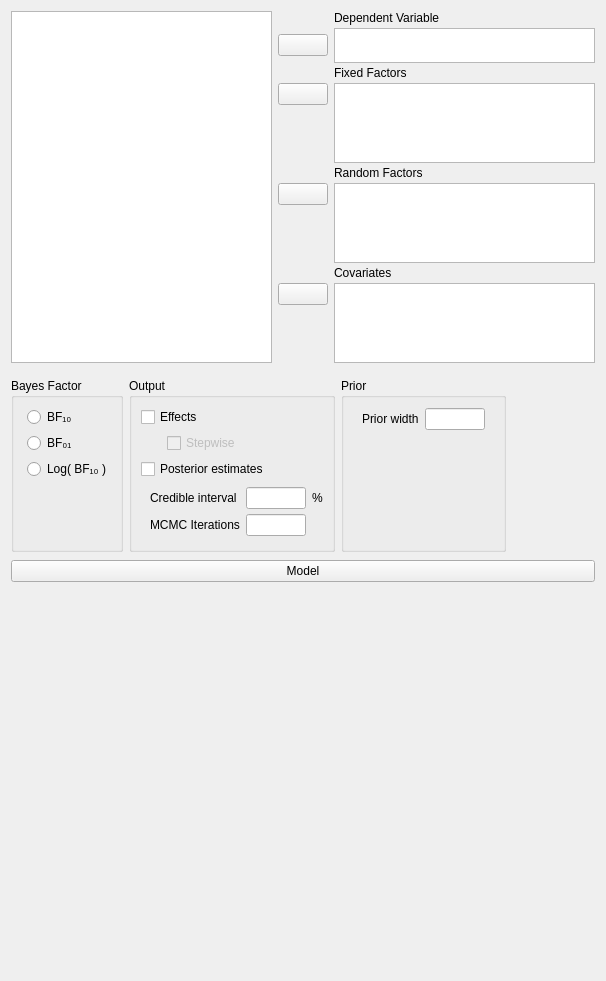
The window that JASP-Desktop/analysisforms/ancovabayesianform.ui (jasp-stats/jasp-desktop) describes before a commit, drawn with Qt 5.
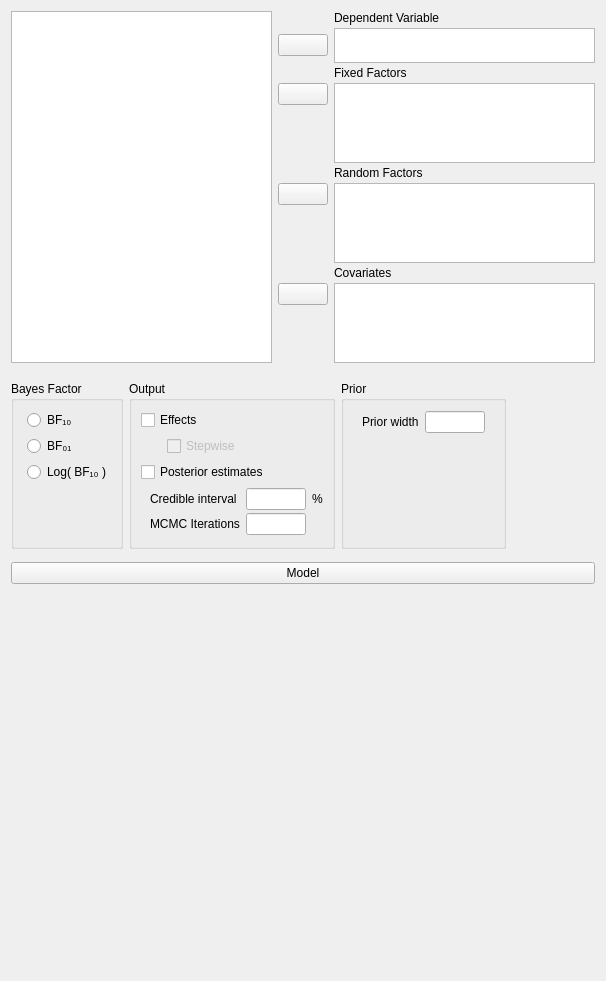
The same window after the commit. Custom widgets are drawn as their Qt base class.

```diff
--- a/JASP-Desktop/analysisforms/ancovabayesianform.ui
+++ b/JASP-Desktop/analysisforms/ancovabayesianform.ui
@@ -20,6 +20,9 @@
    <string>Form</string>
   </property>
   <layout class="QVBoxLayout" name="verticalLayout">
+   <property name="spacing">
+    <number>0</number>
+   </property>
    <item>
     <widget class="QWidget" name="topWidget" native="true">
      <layout class="QGridLayout" name="gridLayout_3">
@@ -32,9 +35,6 @@
       <property name="rightMargin">
        <number>0</number>
       </property>
-      <property name="bottomMargin">
-       <number>0</number>
-      </property>
       <property name="verticalSpacing">
        <number>3</number>
       </property>
@@ -722,13 +722,13 @@
           <number>0</number>
          </property>
          <property name="topMargin">
-          <number>2</number>
+          <number>13</number>
          </property>
          <property name="rightMargin">
           <number>0</number>
          </property>
          <property name="bottomMargin">
-          <number>0</number>
+          <number>3</number>
          </property>
          <item row="0" column="0">
           <widget class="ExpanderButton" name="expanderModel">
```
